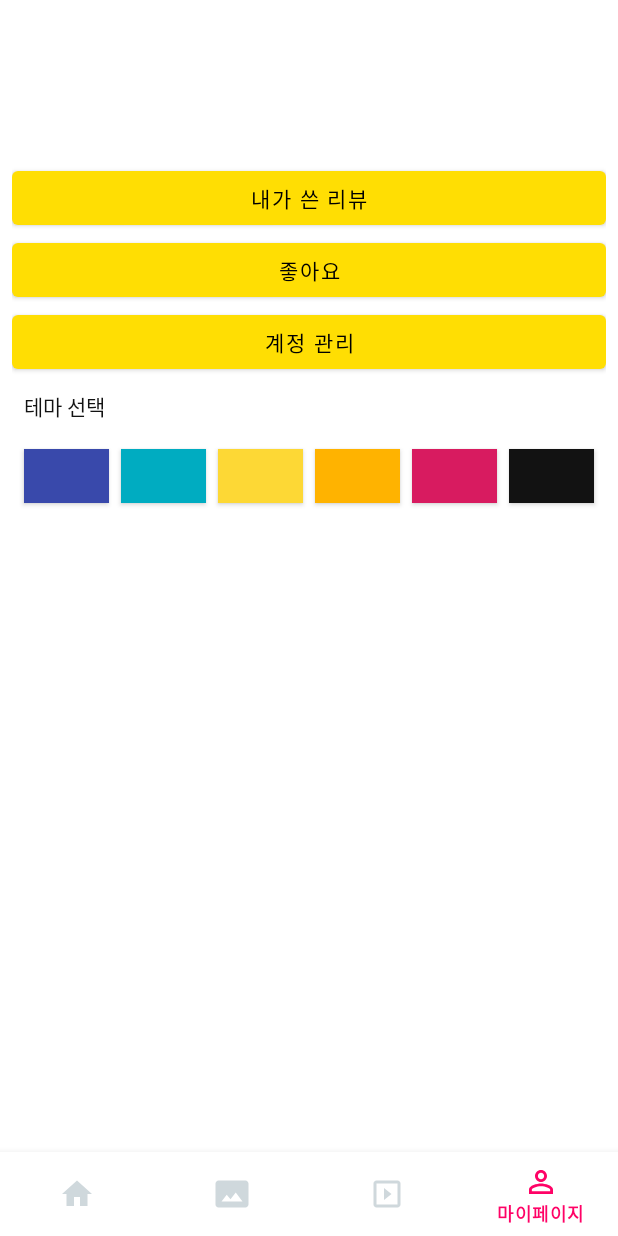
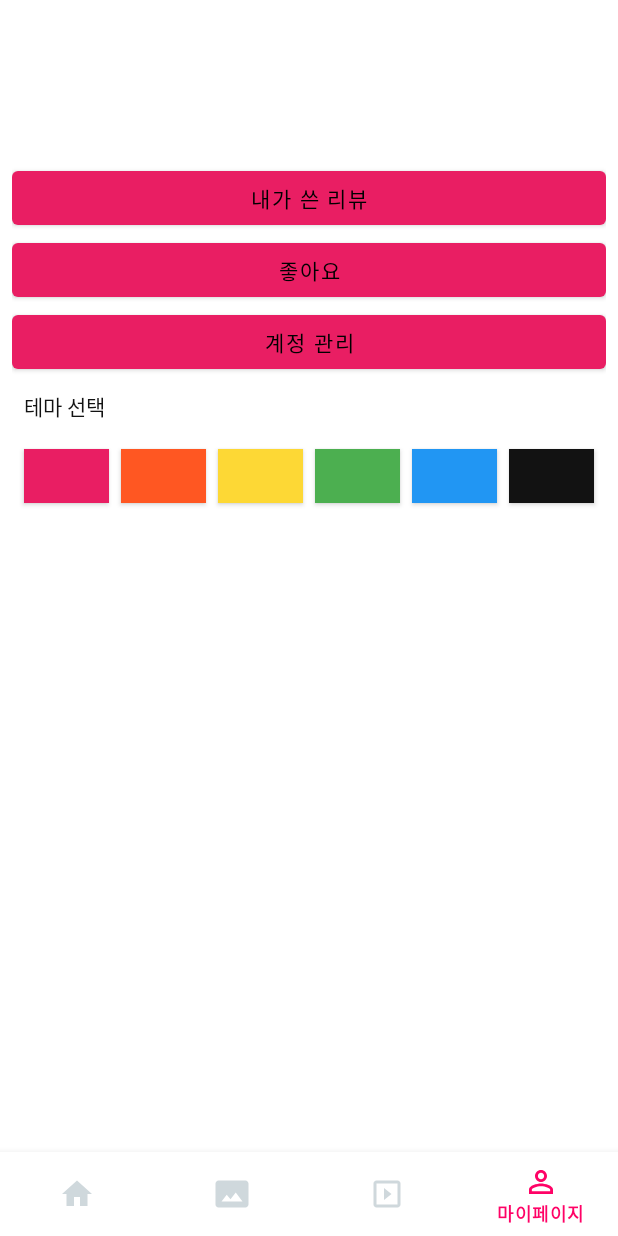
Before and after one commit to JuyoungHam/2020Project, an Android app: the screen it shows after launch once a user with an empty profile is signed in (MainActivity), item 4 of the bottom bar chosen, on a phone screen of 412 x 824 dp. Run offline under Robolectric (Android 15) with nearby library versions, the phone set to English and light mode, and no system bars; our stand-ins replace Firebase (no records; nobody signed in at launch, a user with empty details on screens opened directly); 1 statement that could not run was skipped.

```diff
--- a/MyProject73029/app/src/main/java/com/ici/myproject73029/mypage/ThemeChanger.java
+++ b/MyProject73029/app/src/main/java/com/ici/myproject73029/mypage/ThemeChanger.java
@@ -40,7 +40,7 @@ public class ThemeChanger {
         } else if (i == 2) {
             activity.setTheme(R.style.AppTheme2);
         } else if (i == 3) {
-            activity.setTheme(R.style.AppTheme2);
+            activity.setTheme(R.style.AppTheme3);
         } else if (i == 4) {
             activity.setTheme(R.style.AppTheme2);
         } else if (i == 5) {
--- a/MyProject73029/app/src/main/res/layout/tab_mypage.xml
+++ b/MyProject73029/app/src/main/res/layout/tab_mypage.xml
@@ -86,7 +86,7 @@
                     android:layout_marginLeft="4dp"
                     android:layout_marginRight="4dp"
                     android:layout_weight="1"
-                    app:backgroundTint="#3949AB"
+                    app:backgroundTint="#E91E63"
                     app:cornerRadius="0dp" />
 
                 <Button
@@ -96,7 +96,7 @@
                     android:layout_marginLeft="4dp"
                     android:layout_marginRight="4dp"
                     android:layout_weight="1"
-                    app:backgroundTint="#00ACC1"
+                    app:backgroundTint="#FF5722"
                     app:cornerRadius="0dp" />
 
                 <Button
@@ -117,7 +117,7 @@
                     android:layout_marginLeft="4dp"
                     android:layout_marginRight="4dp"
                     android:layout_weight="1"
-                    app:backgroundTint="#FFB300"
+                    app:backgroundTint="#4CAF50"
                     app:cornerRadius="0dp" />
 
                 <Button
@@ -127,7 +127,7 @@
                     android:layout_marginLeft="4dp"
                     android:layout_marginRight="4dp"
                     android:layout_weight="1"
-                    app:backgroundTint="#D81B60"
+                    app:backgroundTint="#2196F3"
                     app:cornerRadius="0dp" />
 
                 <Button
--- a/MyProject73029/app/src/main/res/values/styles.xml
+++ b/MyProject73029/app/src/main/res/values/styles.xml
@@ -3,8 +3,8 @@
     <style name="AppTheme" parent="Theme.MaterialComponents.DayNight">
         <!-- Customize your theme here. -->
         <item name="colorPrimary">#FFFFFF</item>
-        <item name="colorPrimaryDark">@color/colorPrimaryDark</item>
-        <item name="colorAccent">#FFDE03</item>
+        <item name="colorPrimaryDark">#E91E63</item>
+        <item name="colorAccent">#E91E63</item>
         <item name="android:textColor">#121212</item>
         <item name="colorControlActivated">@color/pink</item>
         <item name="backgroundColor">#ffffff</item>
@@ -12,11 +12,21 @@
 
     <style name="AppTheme2" parent="Theme.MaterialComponents.DayNight">
         <!-- Customize your theme here. -->
-        <item name="colorPrimary">@color/colorPrimary</item>
-        <item name="colorPrimaryDark">#5E35B1</item>
-        <item name="colorAccent">#00897B</item>
+        <item name="colorPrimary">#FFFFFF</item>
+        <item name="colorPrimaryDark">#FF5722</item>
+        <item name="colorAccent">#FF5722</item>
         <item name="colorControlActivated">@color/pink</item>
         <item name="android:textColor">#121212</item>
+        <item name="backgroundColor">#ffffff</item>
+    </style>
+
+    <style name="AppTheme3" parent="Theme.MaterialComponents.DayNight">
+        <!-- Customize your theme here. -->
+        <item name="colorPrimary">#FFFFFF</item>
+        <item name="colorPrimaryDark">#FFDE03</item>
+        <item name="colorAccent">#FFDE03</item>
+        <item name="android:textColor">#121212</item>
+        <item name="colorControlActivated">@color/pink</item>
         <item name="backgroundColor">#ffffff</item>
     </style>
 
```
